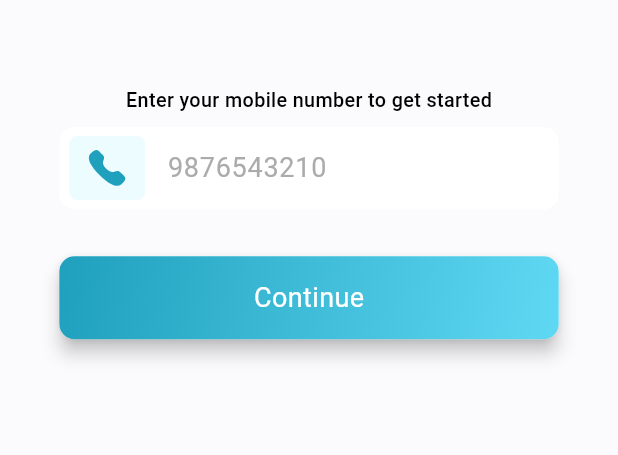
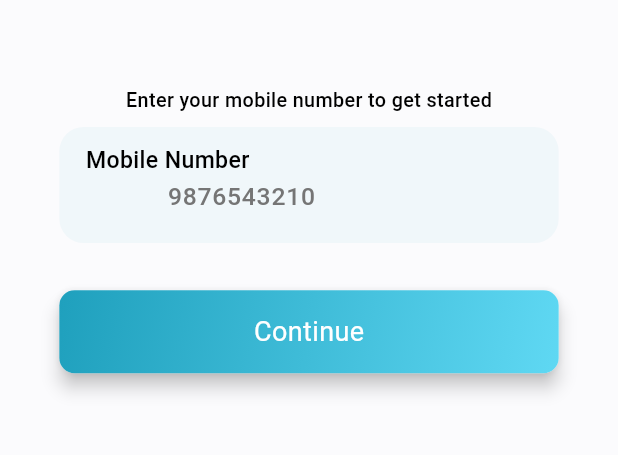
Before and after one commit to wipycmds/medix-main, a Flutter app: the GetStarted screen opened directly, on a phone screen of 412 x 824 dp, the part 502-957 px from its top. Run offline on Flutter 3.47's test engine with Material 3 defaults, Android fonts, the phone set to English and light mode, and no system bars; our stand-ins replace animated_theme_switcher, flutter_screenutil, flutter_svg, get_it, percent_indicator, pin_code_fields and 3 more; missing offline and left inert: staggered_grid_view_flutter; accounts and stored records are empty; Roboto replaces fonts that are missing (TT Commons); project files that could hold a hidden picture were left out.

Commit message:
consultation flow

```diff
--- a/lib/Presentation/Screens/Auth/Login/get_started.dart
+++ b/lib/Presentation/Screens/Auth/Login/get_started.dart
@@ -3,6 +3,8 @@ import 'package:http/http.dart' as http;
 import 'package:medix/Data/Core/api_client.dart';
 import 'package:medix/Presentation/Screens/Auth/Otp/signup_otp_verification.dart';
 import 'package:medix/Presentation/Screens/Main/Home/Compo/bottomnav.dart';
+import 'package:medix/Presentation/Screens/Profile/Drawer/drawer_controller.dart';
+import 'package:medix/Presentation/Screens/Profile/EditProfile/edit_profile.dart';
 import 'package:medix/Utils/utils.dart';
 import 'package:medix/Presentation/Widgets/widgets.dart';
 import 'package:flutter_screenutil/flutter_screenutil.dart';
@@ -16,6 +18,7 @@ class GetStarted extends StatefulWidget {
 
 class _GetStartedState extends State<GetStarted> {
   bool agreement = false;
+  int _areaCode = 0;
 
   final TextEditingController emailController = TextEditingController();
   final TextEditingController passwordController = TextEditingController();
@@ -55,40 +58,59 @@ class _GetStartedState extends State<GetStarted> {
                 ),
               ),
               SizedBox(height: 8.h),
-              MyTextField(
-                hint: '9876543210',
-                obscureText: false,
-                controller: mobileController,
-                prefix: AuthIconWrapper(
-                  icon: 'assets/Icons/call.svg',
+
+              CustomTextField(
+                  prefix: Padding(
+                    padding: EdgeInsets.only(right: 6.w),
+                    child: SizedBox(
+                      width: 40.w,
+                      // child: NumberDropDown(
+                      //         onChanged: (newCode) {
+                      //           setState(() => _areaCode = newCode);
+                      //         },
+                      // ),
+                    ),
+                  ),
+                  hint: '9876543210',
+                  onTap: () {},
+                  tittle: 'Mobile Number',
+                  controller: mobileController,
                 ),
-              ),
+
+              // MyTextField(
+              //   hint: '9876543210',
+              //   obscureText: false,
+              //   controller: mobileController,
+              //   prefix: AuthIconWrapper(
+              //     icon: 'assets/Icons/call.svg',
+              //   ),
+              // ),
               SizedBox(height: 20.h),
               SizedBox(height: 11.h),
               Button(
                 tittle: 'Continue',
                 onTap: () {
-                  NavigationUtil.to(context, const BottomNav());
-                  // String mobile = mobileController.text;
 
-                  // var data = {
-                  //   'type': 'mobile_no',
-                  //   'contact_value': mobile,
-                  // };
+                  String mobile = mobileController.text;
 
-                  // if (mobile.isEmpty) {
-                  //   ScaffoldMessenger.of(context).showSnackBar(
-                  //     SnackBar(
-                  //       content: Text(
-                  //         'Mobile must not be empty',
-                  //         textAlign: TextAlign.center,
-                  //       ),
-                  //     ),
-                  //   );
-                  //   return;
-                  // }
+                  var data = {
+                    'type': 'mobile_no',
+                    'contact_value': mobile,
+                  };
 
-                  // sendVerificationCode(data, context);
+                  if (mobile.isEmpty) {
+                    ScaffoldMessenger.of(context).showSnackBar(
+                      SnackBar(
+                        content: Text(
+                          'Mobile must not be empty',
+                          textAlign: TextAlign.center,
+                        ),
+                      ),
+                    );
+                    return;
+                  }
+
+                  sendVerificationCode(data, context);
                 },
               ),
               SizedBox(height: 20.h),
--- a/lib/Presentation/Screens/Auth/Sign_up/sign_up.dart
+++ b/lib/Presentation/Screens/Auth/Sign_up/sign_up.dart
@@ -321,11 +321,8 @@ Future<void> signupUser(Map<String, String> data, BuildContext context) async {
 
   try {
     final response = await apiClient.post('auth/patient/register', params: data);
+    if (response.statusCode == 201) {
 
-    if (response.statusCode == 201) {
-      ScaffoldMessenger.of(context).showSnackBar(
-        SnackBar(content: Text('Sign-up successful!')),
-      );
         Navigator.push(
         context,
         MaterialPageRoute(
--- a/lib/Presentation/Screens/Consultation_flow/Confrim_consulatation/confirm_consultation.dart
+++ b/lib/Presentation/Screens/Consultation_flow/Confrim_consulatation/confirm_consultation.dart
@@ -1,5 +1,6 @@
 import 'package:flutter/material.dart';
 import 'package:medix/Extensions/white_space_extension.dart';
+import 'package:medix/Presentation/Screens/Main/Home/Compo/bottomnav.dart';
 import 'package:medix/Utils/utils.dart';
 import 'package:medix/Presentation/Widgets/widgets.dart';
 import 'package:flutter_screenutil/flutter_screenutil.dart';
@@ -126,7 +127,9 @@ class ConfirmConsultation extends StatelessWidget {
             child: Padding(
               padding: EdgeInsets.symmetric(horizontal: 24.w, vertical: 30.h),
               child:
-                  Button(isArrowButton: true, tittle: 'Continue', onTap: () {}),
+                  Button(isArrowButton: true, tittle: 'Continue', onTap: () {
+                    NavigationUtil.to(context, const BottomNav());
+                  }),
             )),
       ],
     ));
--- a/lib/Presentation/Screens/Profile/EditProfile/edit_profile.dart
+++ b/lib/Presentation/Screens/Profile/EditProfile/edit_profile.dart
@@ -1,5 +1,6 @@
 import 'package:flutter/cupertino.dart';
 import 'package:flutter/material.dart';
+import 'package:flutter/services.dart';
 import 'package:medix/Utils/utils.dart';
 import 'package:medix/Presentation/Widgets/widgets.dart';
 import 'package:medix/Extensions/extension.dart';
@@ -265,6 +266,7 @@ class CustomRadioButton extends StatelessWidget {
 }
 
 class NumberDropDown extends StatefulWidget {
+
   const NumberDropDown({Key? key, required this.onChanged}) : super(key: key);
   final ValueChanged<int> onChanged;
 
@@ -320,6 +322,7 @@ class CustomTextField extends StatelessWidget {
       this.suffix,
       this.bottom,
       this.enabled = true,
+      this.controller,
       required this.onTap,
       required this.hint,
       required this.tittle})
@@ -327,6 +330,7 @@ class CustomTextField extends StatelessWidget {
   final Widget? prefix, suffix, bottom;
   final String hint, tittle;
   final bool enabled;
+  final TextEditingController? controller;
   final VoidCallback onTap;
 
   @override
@@ -359,11 +363,15 @@ class CustomTextField extends StatelessWidget {
                 Expanded(
                     child: TextField(
                   enabled: enabled,
+                  controller: controller,
                   decoration: InputDecoration.collapsed(
                       hintText: hint,
                       hintStyle: FontStyleUtilities.t1(
                           fontWeight: FWT.medium,
                           fontColor: Colors.grey.shade600)),
+                  inputFormatters: [
+                    FilteringTextInputFormatter.allow(RegExp('[0-9]')),
+                  ],
                 )),
                 if (suffix != null) suffix!,
               ],
--- a/lib/Presentation/Screens/Profile/Profile/profile_screen.dart
+++ b/lib/Presentation/Screens/Profile/Profile/profile_screen.dart
@@ -55,7 +55,7 @@ Map<String, dynamic> profile = {};
 
       if (response.statusCode == 200) {
         final patientProfile = jsonDecode(response.body) as Map<String, dynamic>;
-      print(patientProfile);
+
 
       setState(() {
         profile = patientProfile['patient'];
@@ -78,7 +78,7 @@ Map<String, dynamic> profile = {};
 
   @override
   Widget build(BuildContext context) {
-    // print(profile);
+    print('profile: $profile');
     return Scaffold(
       body: CustomScrollView(
         slivers: [
```
Also changed, not shown: lib/Data/Core/api_client.dart (+13 -1 lines), lib/Presentation/Screens/Consultation_flow/Consultation_appointment_data/consulation_appointment_data.dart (+36 -13 lines).
